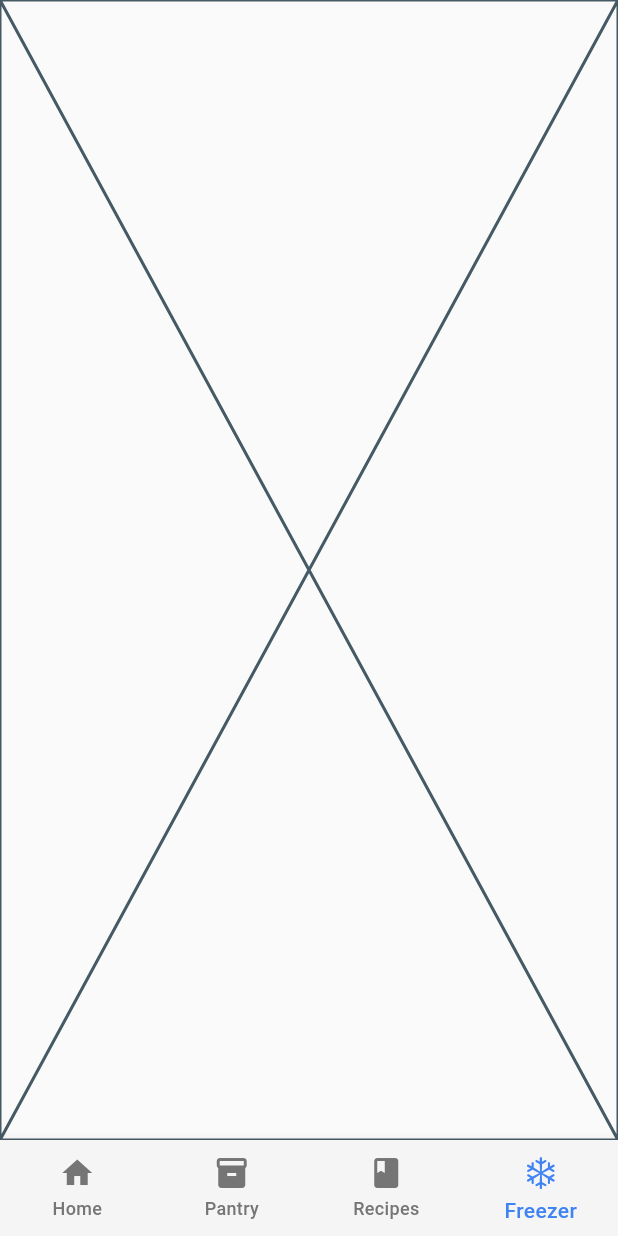
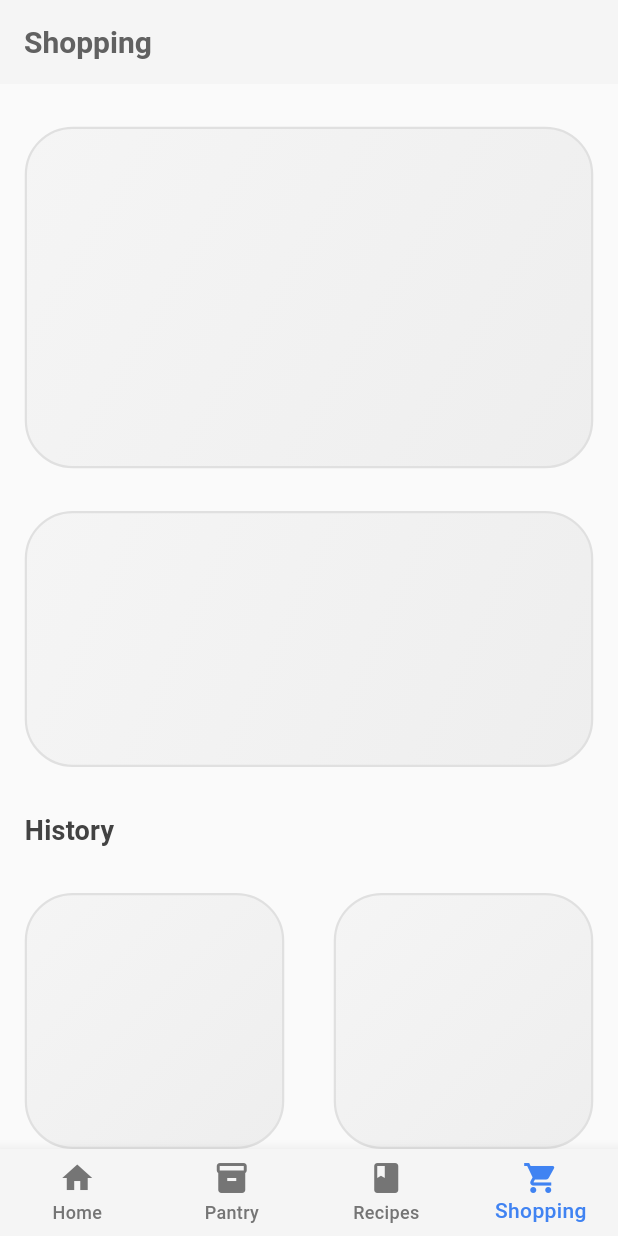
Before and after one commit to Oscaross/eatneat, a Flutter app: the screen it shows after launch, item 4 of the bottom bar chosen, on a phone screen of 412 x 824 dp. Run offline on Flutter 3.47's test engine with Material 3 defaults, Android fonts, the phone set to English and light mode, and no system bars; our stand-ins replace flutter_speed_dial; missing offline and left inert: flutter_barcode_scanner, openfoodfacts.

Commit message:
Start work on shopping functionality incl: shopping data model, shopping list renderflex layout, render shopping list

```diff
--- a/lib/main.dart
+++ b/lib/main.dart
@@ -1,8 +1,7 @@
+import 'package:eatneat/pages/shopping/shopping_page.dart';
 import 'package:eatneat/ui/themes.dart';
-import 'package:flutter/cupertino.dart';
 import 'package:flutter/material.dart';
 import 'package:eatneat/pages/home/home_page.dart';
-import 'package:eatneat/providers/label_provider.dart';
 import 'package:provider/provider.dart';
 import 'providers/pantry_provider.dart';
 import 'pages/pantry/pantry_page.dart'; // Ensure the path is correct
@@ -12,7 +11,6 @@ void main() {
     MultiProvider(
       providers: [
         ChangeNotifierProvider(create: (context) => PantryProvider()),
-        ChangeNotifierProvider(create: (context) => LabelProvider()),
       ],
       child: MyApp(),
     ),
@@ -22,7 +20,6 @@ void main() {
 class MyApp extends StatelessWidget {
   @override
   Widget build(BuildContext context) {
-    // TODO: This theme here can definitely be improved!
     return MaterialApp(
       theme: Themes.lightMode,
       home: MyHomePage(),
@@ -51,8 +48,7 @@ class _MyHomePageState extends State<MyHomePage> {
         // Recipe book to add recipes
         page = Placeholder();
       case 3:
-        // Settings page
-        page = Placeholder();
+        page = ShoppingPage();
       default:
         throw UnimplementedError('no widget for $selectedIndex');
     }
@@ -80,8 +76,8 @@ class _MyHomePageState extends State<MyHomePage> {
             label: 'Recipes',
           ),
           BottomNavigationBarItem(
-            icon: Icon(CupertinoIcons.snow, size: 30),
-            label: 'Freezer',
+            icon: Icon(Icons.shopping_cart),
+            label: 'Shopping',
           ),
         ],
       ),
--- a/lib/models/pantry_category.dart
+++ b/lib/models/pantry_category.dart
@@ -6,7 +6,8 @@ class PantryCategory {
 
   static final PantryCategory none = PantryCategory(name: "None");
   // Very subject to change list of default blanket categories that the app should come pre-built with.
-  static final Set<String> defaultCategories = {"Breakfast & Cereals", "Biscuits & Snacks", "Breads & Wraps", "Baking & Dessert", "Tinned & Jarred", "Condiments & Spreads", "Pasta, Rice & Grains", "Instant & Ready Meals", "Tea, Coffee & Beverages", "World Foods", "Health & Special Diet", "Herbs & Spices", "Cooking Essentials"};
+  static final Set<PantryCategory> defaultCategories = defaultCategoryNames.map((e) => PantryCategory(name: e)).toSet();
+  static final Set<String> defaultCategoryNames = {"Breakfast & Cereals", "Biscuits & Snacks", "Breads & Wraps", "Baking & Dessert", "Tinned & Jarred", "Condiments & Spreads", "Pasta, Rice & Grains", "Instant & Ready Meals", "Tea, Coffee & Beverages", "World Foods", "Health & Special Diet", "Herbs & Spices", "Cooking Essentials"};
 
   // A set containing all PantryItems that belong to this category
   Set<PantryItem> _items = {};
--- a/lib/pages/pantry/item_view_page.dart
+++ b/lib/pages/pantry/item_view_page.dart
@@ -479,9 +479,9 @@ class ItemViewPageState extends State<ItemViewPage> {
 
                       style: FilledButton.styleFrom(
                         fixedSize: Themes.getFullWidthButtonSize(context),
-                        backgroundColor: Colors.red.withOpacity(0.7),
+                        backgroundColor: Colors.red.withOpacity(0.25),
                         overlayColor: Colors.redAccent,
-                        foregroundColor: Colors.white,
+                        foregroundColor: const Color.fromARGB(255, 249, 85, 74),
                       )
                     ),
                   ),
--- a/lib/pages/shopping/shopping_page.dart
+++ b/lib/pages/shopping/shopping_page.dart
@@ -0,0 +1,75 @@
+import 'package:eatneat/ui/safe_padding.dart';
+import 'package:eatneat/ui/themes.dart';
+import 'package:flutter/material.dart';
+
+class ShoppingPage extends StatefulWidget {
+  @override
+  ShoppingPageState createState() => ShoppingPageState();
+}
+
+class ShoppingPageState extends State<ShoppingPage> {
+
+  static const int spacerFlex = 1;
+
+  @override
+  Widget build(BuildContext context) {
+    return Scaffold(
+      appBar: AppBar(
+        title: Text("Shopping")
+      ),
+      body: Expanded(
+        child: Column(
+          mainAxisAlignment: MainAxisAlignment.center,
+          children: <Widget>[
+            Spacer(flex: spacerFlex),
+            // Expiring soon widget
+            Flexible(
+              flex: 8,
+              child: buildContainer(buildExpiringSoonCard()),
+            ),
+            Spacer(flex: spacerFlex),
+            Flexible(
+              flex: 6,
+              child: buildContainer(Center()),
+            ),
+            Spacer(flex: spacerFlex),
+            Padding(
+              padding: SafePadding.getSafePadding(context: context, marginType: MarginType.left, paddingType: PaddingType.large),
+              child: Align(
+                alignment: Alignment.centerLeft,
+                child: Text(
+                  "History",
+                  style: Theme.of(context).textTheme.titleMedium,
+                ),
+              ),
+            ),
+            Spacer(flex: spacerFlex),
+            Expanded(
+              flex: 6,
+              child: Row(
+                children: [
+                  Expanded(child: buildContainer(Center())),
+                  Expanded(child: buildContainer(Center())),
+                ]
+              )
+            )
+          ]
+        ),
+      )
+    );
+  }
+
+  Widget buildContainer(Widget child) {
+    return Padding(
+      padding: SafePadding.getSafePadding(context: context, marginType: MarginType.horizontal, paddingType: PaddingType.large),
+      child: Container(
+        decoration: Themes.decorateContainer(),
+        child: child,
+      )
+    );
+  }
+
+  Widget buildExpiringSoonCard() {
+    return Center();
+  }
+}
--- a/lib/ui/themes.dart
+++ b/lib/ui/themes.dart
@@ -1,3 +1,4 @@
+import 'package:eatneat/ui/safe_padding.dart';
 import 'package:flutter/material.dart';
 
 class Themes {
@@ -21,6 +22,7 @@ class Themes {
   static final Color hintTextGrey = Colors.grey.shade400;
   static final Color background = Colors.grey.shade50;
   static final Color backgroundSecondary = Colors.grey.shade100;
+  static final Color containerHighlight = Colors.grey.shade200;
   static final Color border = Colors.grey.shade300;
 
   static final ThemeData lightMode = ThemeData(
@@ -108,8 +110,8 @@ class Themes {
         fontWeight: FontWeight.w600,
       ),
       titleSmall: TextStyle(
-        color: textHighlight,
-        fontSize: 16,
+        color: textGrey,
+        fontSize: 15,
         fontWeight: FontWeight.w600,
       ),
     ),
@@ -268,6 +270,9 @@ class Themes {
   /// Takes the current BuildContext and constructs a button that spans a visually appealing portion of the screen, this is a common style in this app.
   static Size getFullWidthButtonSize(BuildContext context) => Size(MediaQuery.of(context).size.width * 0.95, MediaQuery.of(context).size.height * 0.1);
 
+  /// Returns the current app primary color scheme with an opacity film to make for a nice background for labels or text widgets that need to stand out
+  static Color getPrimaryBackground() => primary.withOpacity(0.1);
+
   static BoxDecoration decorateContainer() {
     return BoxDecoration(
       color: background,
@@ -276,10 +281,10 @@ class Themes {
         end: Alignment.bottomRight,
         colors: [
           backgroundSecondary,
-        background,
+          containerHighlight,
         ],
       ),
-      borderRadius: BorderRadius.circular(12.0),
+      borderRadius: BorderRadius.circular(32.0),
       border: Border.all(color: border, width: 1.5),
     );
   }
--- a/lib/util/debug.dart
+++ b/lib/util/debug.dart
@@ -30,8 +30,8 @@ class Debug {
 
   void configure(PantryProvider provider) {
 
-    PantryCategory.defaultCategories.forEach((categoryName) {
-      provider.categories.add(PantryCategory(name: categoryName));
+    PantryCategory.defaultCategories.forEach((category) {
+      provider.categories.add(category);
     });
 
     List<String> pantryItemNames = [
```
Also changed, not shown: lib/models/shopping_item.dart (added, +29 -0 lines), lib/models/shopping_list.dart (added, +22 -0 lines), lib/pages/pantry/pantry_page.dart (+11 -3 lines), lib/pages/shopping/shopping_list_page.dart (added, +157 -0 lines), lib/providers/label_provider.dart (deleted, +0 -51 lines), lib/pages/shopping/shopping_list.dart (deleted). Lines whose indentation alone changed are shown as unchanged.
